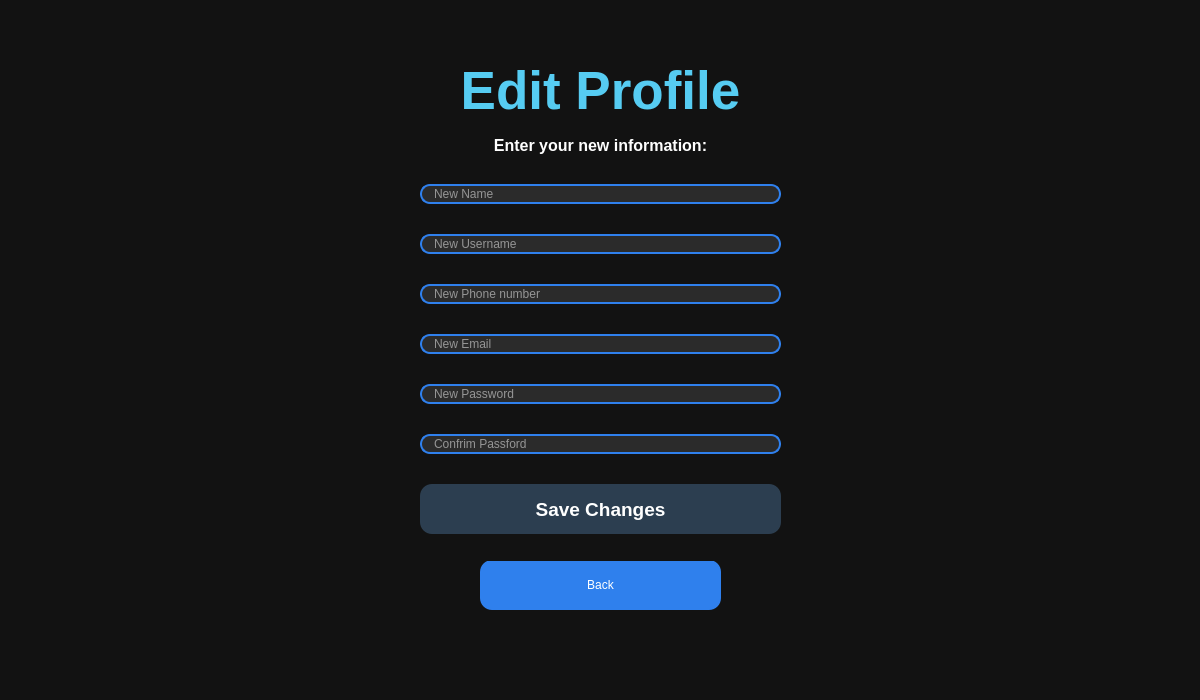
Carbon-128X/CarbonApollo-PlaTwo, file Platwo/editprofilewindow.ui: the form before one commit.
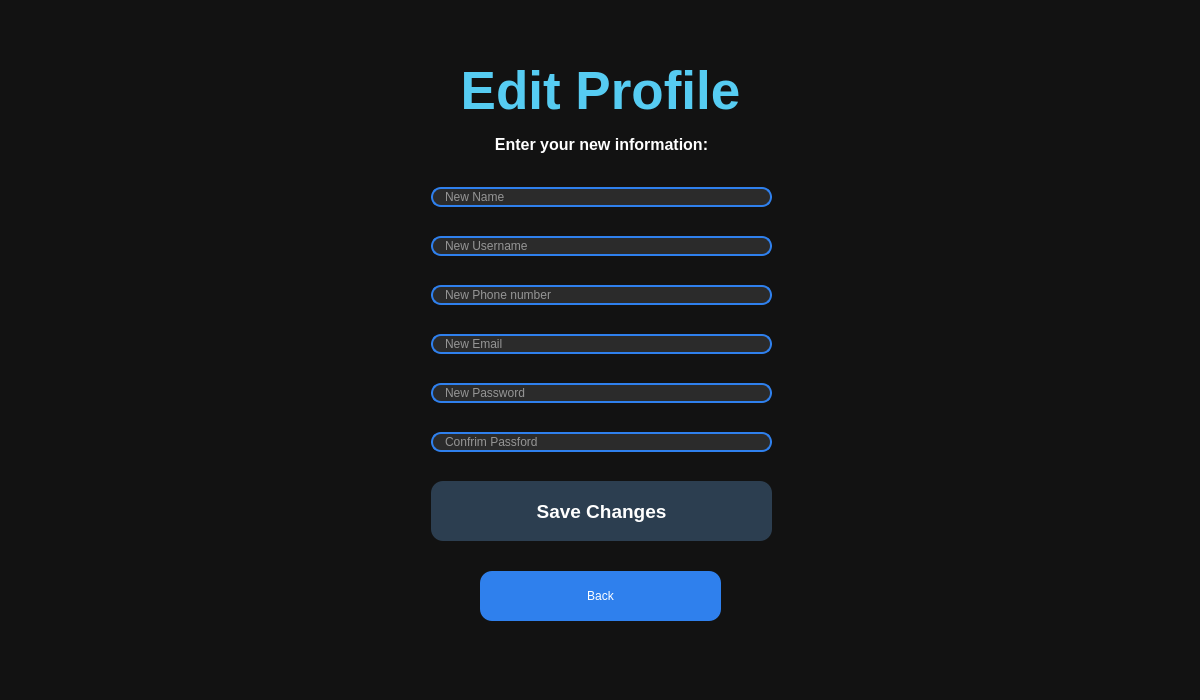
The form after the commit.

Diff of the .ui file:
```diff
--- a/Platwo/editprofilewindow.ui
+++ b/Platwo/editprofilewindow.ui
@@ -20,7 +20,7 @@
    <property name="geometry">
     <rect>
      <x>480</x>
-     <y>560</y>
+     <y>571</y>
      <width>241</width>
      <height>50</height>
     </rect>
@@ -74,10 +74,10 @@
   <widget class="QLabel" name="descriptionLabel">
    <property name="geometry">
     <rect>
-     <x>430</x>
-     <y>130</y>
+     <x>431</x>
+     <y>131</y>
      <width>341</width>
-     <height>31</height>
+     <height>27</height>
     </rect>
    </property>
    <property name="font">
@@ -96,12 +96,12 @@
     <set>Qt::AlignmentFlag::AlignCenter</set>
    </property>
   </widget>
-  <widget class="QWidget" name="layoutWidget">
+  <widget class="QWidget" name="">
    <property name="geometry">
     <rect>
-     <x>420</x>
-     <y>160</y>
-     <width>361</width>
+     <x>431</x>
+     <y>164</y>
+     <width>341</width>
      <height>401</height>
     </rect>
    </property>
@@ -243,6 +243,12 @@
       <property name="minimumSize">
        <size>
         <width>0</width>
+        <height>50</height>
+       </size>
+      </property>
+      <property name="maximumSize">
+       <size>
+        <width>16777215</width>
         <height>60</height>
        </size>
       </property>
```
Left out of the diff: 7 changed lines with no effect on the pictures.
